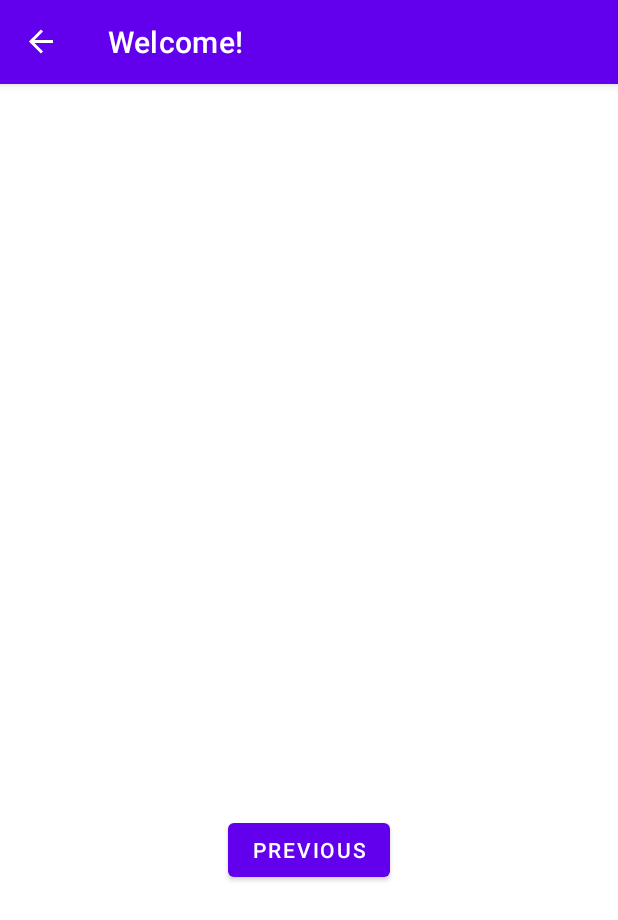
After one commit to Groot-Hackathons/Spark, an Android app: the SecondFragment screen opened through its navigation route, on a phone screen of 412 x 824 dp. The commit adds this screen. Shown: the top 920 px of the screen. Run offline under Robolectric (Android 15) with nearby library versions, the phone set to English and light mode, and no system bars; our stand-ins replace navigation-ui.

Commit message:
Added Second Screen

```diff
--- a/app/src/main/AndroidManifest.xml
+++ b/app/src/main/AndroidManifest.xml
@@ -14,6 +14,11 @@
         android:theme="@style/Theme.Spark"
         tools:targetApi="31">
         <activity
+            android:name=".SerialNumber"
+            android:exported="false"
+            android:label="@string/title_activity_serial_number"
+            android:theme="@style/Theme.Spark.NoActionBar" />
+        <activity
             android:name=".FullscreenActivity"
             android:configChanges="orientation|keyboardHidden|screenSize"
             android:exported="true"
--- /dev/null
+++ b/app/src/main/java/com/example/spark/FirstFragment.kt
@@ -0,0 +1,44 @@
+package com.example.spark
+
+import android.os.Bundle
+import androidx.fragment.app.Fragment
+import android.view.LayoutInflater
+import android.view.View
+import android.view.ViewGroup
+import androidx.navigation.fragment.findNavController
+import com.example.spark.databinding.FragmentFirstBinding
+
+/**
+ * A simple [Fragment] subclass as the default destination in the navigation.
+ */
+class FirstFragment : Fragment() {
+
+    private var _binding: FragmentFirstBinding? = null
+
+    // This property is only valid between onCreateView and
+    // onDestroyView.
+    private val binding get() = _binding!!
+
+    override fun onCreateView(
+        inflater: LayoutInflater, container: ViewGroup?,
+        savedInstanceState: Bundle?
+    ): View? {
+
+        _binding = FragmentFirstBinding.inflate(inflater, container, false)
+        return binding.root
+
+    }
+
+    override fun onViewCreated(view: View, savedInstanceState: Bundle?) {
+        super.onViewCreated(view, savedInstanceState)
+
+        binding.buttonFirst.setOnClickListener {
+            findNavController().navigate(R.id.action_FirstFragment_to_SecondFragment)
+        }
+    }
+
+    override fun onDestroyView() {
+        super.onDestroyView()
+        _binding = null
+    }
+}
--- /dev/null
+++ b/app/src/main/java/com/example/spark/SecondFragment.kt
@@ -0,0 +1,44 @@
+package com.example.spark
+
+import android.os.Bundle
+import androidx.fragment.app.Fragment
+import android.view.LayoutInflater
+import android.view.View
+import android.view.ViewGroup
+import androidx.navigation.fragment.findNavController
+import com.example.spark.databinding.FragmentSecondBinding
+
+/**
+ * A simple [Fragment] subclass as the second destination in the navigation.
+ */
+class SecondFragment : Fragment() {
+
+    private var _binding: FragmentSecondBinding? = null
+
+    // This property is only valid between onCreateView and
+    // onDestroyView.
+    private val binding get() = _binding!!
+
+    override fun onCreateView(
+        inflater: LayoutInflater, container: ViewGroup?,
+        savedInstanceState: Bundle?
+    ): View? {
+
+        _binding = FragmentSecondBinding.inflate(inflater, container, false)
+        return binding.root
+
+    }
+
+    override fun onViewCreated(view: View, savedInstanceState: Bundle?) {
+        super.onViewCreated(view, savedInstanceState)
+
+        binding.buttonSecond.setOnClickListener {
+            findNavController().navigate(R.id.action_SecondFragment_to_FirstFragment)
+        }
+    }
+
+    override fun onDestroyView() {
+        super.onDestroyView()
+        _binding = null
+    }
+}
--- /dev/null
+++ b/app/src/main/java/com/example/spark/SerialNumber.kt
@@ -0,0 +1,36 @@
+package com.example.spark
+
+import android.os.Bundle
+import com.google.android.material.snackbar.Snackbar
+import androidx.appcompat.app.AppCompatActivity
+import androidx.navigation.findNavController
+import androidx.navigation.ui.AppBarConfiguration
+import androidx.navigation.ui.navigateUp
+import androidx.navigation.ui.setupActionBarWithNavController
+import com.example.spark.databinding.ActivitySerialNumberBinding
+
+class SerialNumber : AppCompatActivity() {
+
+    private lateinit var appBarConfiguration: AppBarConfiguration
+    private lateinit var binding: ActivitySerialNumberBinding
+
+    override fun onCreate(savedInstanceState: Bundle?) {
+        super.onCreate(savedInstanceState)
+
+        binding = ActivitySerialNumberBinding.inflate(layoutInflater)
+        setContentView(binding.root)
+
+        setSupportActionBar(binding.toolbar)
+
+        val navController = findNavController(R.id.nav_host_fragment_content_serial_number)
+        appBarConfiguration = AppBarConfiguration(navController.graph)
+        setupActionBarWithNavController(navController, appBarConfiguration)
+
+    }
+
+    override fun onSupportNavigateUp(): Boolean {
+        val navController = findNavController(R.id.nav_host_fragment_content_serial_number)
+        return navController.navigateUp(appBarConfiguration)
+                || super.onSupportNavigateUp()
+    }
+}
--- /dev/null
+++ b/app/src/main/res/layout/activity_serial_number.xml
@@ -0,0 +1,25 @@
+<?xml version="1.0" encoding="utf-8"?>
+<androidx.coordinatorlayout.widget.CoordinatorLayout xmlns:android="http://schemas.android.com/apk/res/android"
+    xmlns:app="http://schemas.android.com/apk/res-auto"
+    xmlns:tools="http://schemas.android.com/tools"
+    android:layout_width="match_parent"
+    android:layout_height="match_parent"
+    tools:context=".SerialNumber">
+
+    <com.google.android.material.appbar.AppBarLayout
+        android:layout_width="match_parent"
+        android:layout_height="wrap_content"
+        android:theme="@style/Theme.Spark.AppBarOverlay">
+
+        <androidx.appcompat.widget.Toolbar
+            android:id="@+id/toolbar"
+            android:layout_width="match_parent"
+            android:layout_height="?attr/actionBarSize"
+            android:background="?attr/colorPrimary"
+            app:popupTheme="@style/Theme.Spark.PopupOverlay" />
+
+    </com.google.android.material.appbar.AppBarLayout>
+
+    <include layout="@layout/content_serial_number" />
+
+</androidx.coordinatorlayout.widget.CoordinatorLayout>
--- /dev/null
+++ b/app/src/main/res/layout/content_serial_number.xml
@@ -0,0 +1,19 @@
+<?xml version="1.0" encoding="utf-8"?>
+<androidx.constraintlayout.widget.ConstraintLayout xmlns:android="http://schemas.android.com/apk/res/android"
+    xmlns:app="http://schemas.android.com/apk/res-auto"
+    android:layout_width="match_parent"
+    android:layout_height="match_parent"
+    app:layout_behavior="@string/appbar_scrolling_view_behavior">
+
+    <fragment
+        android:id="@+id/nav_host_fragment_content_serial_number"
+        android:name="androidx.navigation.fragment.NavHostFragment"
+        android:layout_width="0dp"
+        android:layout_height="0dp"
+        app:defaultNavHost="true"
+        app:layout_constraintBottom_toBottomOf="parent"
+        app:layout_constraintEnd_toEndOf="parent"
+        app:layout_constraintStart_toStartOf="parent"
+        app:layout_constraintTop_toTopOf="parent"
+        app:navGraph="@navigation/nav_graph" />
+</androidx.constraintlayout.widget.ConstraintLayout>
--- /dev/null
+++ b/app/src/main/res/layout/fragment_second.xml
@@ -0,0 +1,27 @@
+<?xml version="1.0" encoding="utf-8"?>
+<androidx.constraintlayout.widget.ConstraintLayout xmlns:android="http://schemas.android.com/apk/res/android"
+    xmlns:app="http://schemas.android.com/apk/res-auto"
+    xmlns:tools="http://schemas.android.com/tools"
+    android:layout_width="match_parent"
+    android:layout_height="match_parent"
+    tools:context=".SecondFragment">
+
+    <TextView
+        android:id="@+id/textview_second"
+        android:layout_width="wrap_content"
+        android:layout_height="wrap_content"
+        app:layout_constraintBottom_toTopOf="@id/button_second"
+        app:layout_constraintEnd_toEndOf="parent"
+        app:layout_constraintStart_toStartOf="parent"
+        app:layout_constraintTop_toTopOf="parent" />
+
+    <Button
+        android:id="@+id/button_second"
+        android:layout_width="wrap_content"
+        android:layout_height="wrap_content"
+        android:text="@string/previous"
+        app:layout_constraintBottom_toBottomOf="parent"
+        app:layout_constraintEnd_toEndOf="parent"
+        app:layout_constraintStart_toStartOf="parent"
+        app:layout_constraintTop_toBottomOf="@id/textview_second" />
+</androidx.constraintlayout.widget.ConstraintLayout>
--- /dev/null
+++ b/app/src/main/res/navigation/nav_graph.xml
@@ -0,0 +1,28 @@
+<?xml version="1.0" encoding="utf-8"?>
+<navigation xmlns:android="http://schemas.android.com/apk/res/android"
+    xmlns:app="http://schemas.android.com/apk/res-auto"
+    xmlns:tools="http://schemas.android.com/tools"
+    android:id="@+id/nav_graph"
+    app:startDestination="@id/FirstFragment">
+
+    <fragment
+        android:id="@+id/FirstFragment"
+        android:name="com.example.spark.FirstFragment"
+        android:label="@string/first_fragment_label"
+        tools:layout="@layout/fragment_first">
+
+        <action
+            android:id="@+id/action_FirstFragment_to_SecondFragment"
+            app:destination="@id/SecondFragment" />
+    </fragment>
+    <fragment
+        android:id="@+id/SecondFragment"
+        android:name="com.example.spark.SecondFragment"
+        android:label="@string/second_fragment_label"
+        tools:layout="@layout/fragment_second">
+
+        <action
+            android:id="@+id/action_SecondFragment_to_FirstFragment"
+            app:destination="@id/FirstFragment" />
+    </fragment>
+</navigation>
--- /dev/null
+++ b/app/src/main/res/values-land/dimens.xml
@@ -0,0 +1,3 @@
+<resources>
+    <dimen name="fab_margin">48dp</dimen>
+</resources>
--- a/app/src/main/res/values-night/themes.xml
+++ b/app/src/main/res/values-night/themes.xml
@@ -2,8 +2,8 @@
     <!-- Base application theme. -->
     <style name="Theme.Spark" parent="Theme.MaterialComponents.DayNight.DarkActionBar">
         <!-- Primary brand color. -->
-        <item name="colorPrimary">@color/purple_200</item>
-        <item name="colorPrimaryVariant">@color/purple_700</item>
+        <item name="colorPrimary">@color/light_blue_900</item>
+        <item name="colorPrimaryVariant">@color/light_blue_600</item>
         <item name="colorOnPrimary">@color/black</item>
         <!-- Secondary brand color. -->
         <item name="colorSecondary">@color/teal_200</item>
--- /dev/null
+++ b/app/src/main/res/values-w1240dp/dimens.xml
@@ -0,0 +1,3 @@
+<resources>
+    <dimen name="fab_margin">200dp</dimen>
+</resources>
--- /dev/null
+++ b/app/src/main/res/values-w600dp/dimens.xml
@@ -0,0 +1,3 @@
+<resources>
+    <dimen name="fab_margin">48dp</dimen>
+</resources>
--- /dev/null
+++ b/app/src/main/res/values/dimens.xml
@@ -0,0 +1,3 @@
+<resources>
+    <dimen name="fab_margin">16dp</dimen>
+</resources>
--- a/app/src/main/res/values/strings.xml
+++ b/app/src/main/res/values/strings.xml
@@ -2,4 +2,13 @@
     <string name="app_name">Spark</string>
     <string name="dummy_button">Dummy Button</string>
     <string name="dummy_content">DUMMY\nCONTENT</string>
+    <string name="title_activity_serial_number">SerialNumber</string>
+    <!-- Strings used for fragments for navigation -->
+    <string name="first_fragment_label">Setup</string>
+    <string name="second_fragment_label">Welcome!</string>
+    <string name="next">Next</string>
+    <string name="previous">Previous</string>
+
+    <string name="hello_first_fragment">Hello first fragment</string>
+    <string name="hello_second_fragment">Hello second fragment. Arg: %1$s</string>
 </resources>
--- a/app/src/main/res/values/themes.xml
+++ b/app/src/main/res/values/themes.xml
@@ -24,4 +24,13 @@
         <item name="fullscreenBackgroundColor">@color/light_blue_600</item>
         <item name="fullscreenTextColor">@color/light_blue_A200</item>
     </style>
+
+    <style name="Theme.Spark.NoActionBar">
+        <item name="windowActionBar">false</item>
+        <item name="windowNoTitle">true</item>
+    </style>
+
+    <style name="Theme.Spark.AppBarOverlay" parent="ThemeOverlay.AppCompat.Dark.ActionBar" />
+
+    <style name="Theme.Spark.PopupOverlay" parent="ThemeOverlay.AppCompat.Light" />
 </resources>
```
Also changed, not shown: app/build.gradle (+8 -0 lines), app/src/main/java/com/example/spark/FullscreenActivity.kt (+13 -12 lines), app/src/main/java/com/example/spark/HomePage.kt (added, +12 -0 lines), app/src/main/res/layout/fragment_first.xml (added, +35 -0 lines).
